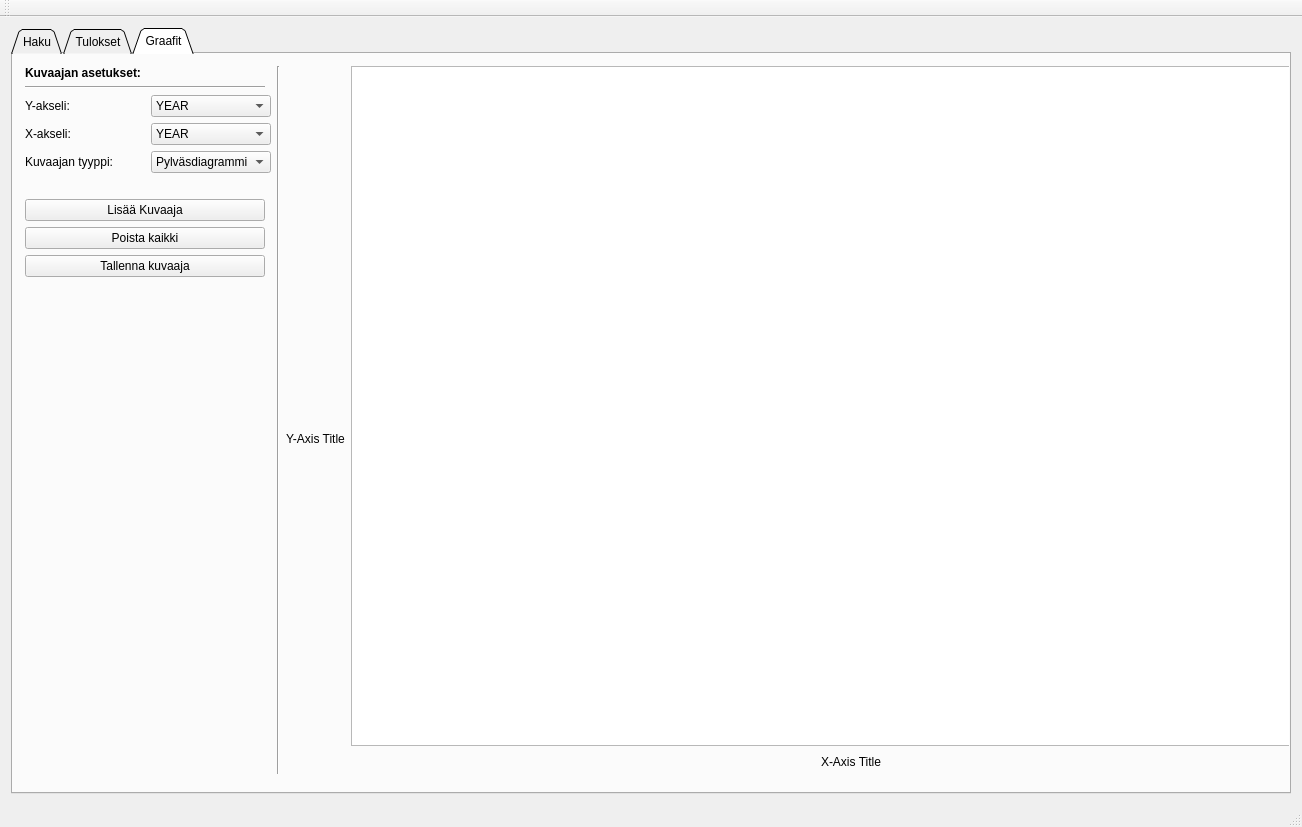
Qt form App/UI/finlandia.ui (vikidi/Finlandia-Hiihto-Visual) before a commit.
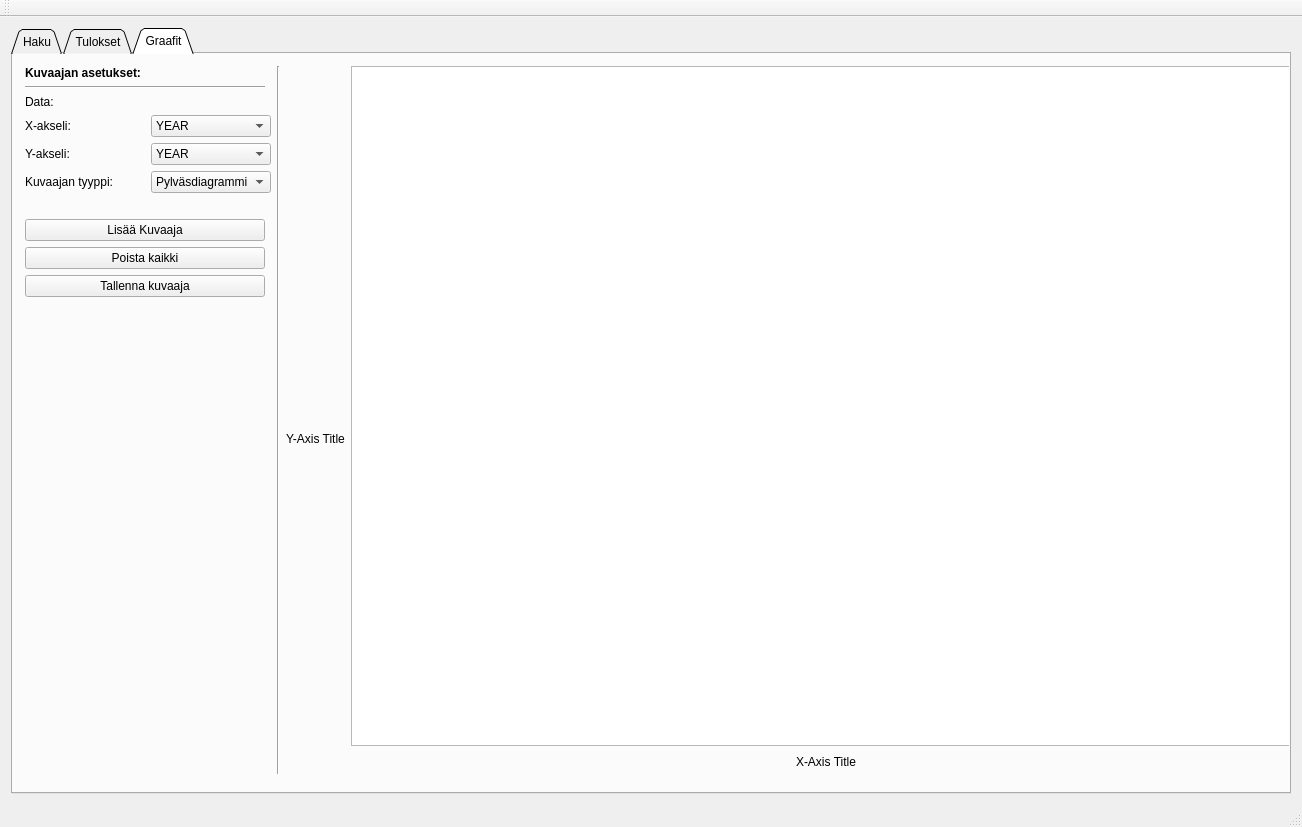
The same form after that commit. The open tabs and pages were chosen to show the change. Custom widgets are drawn as their Qt base class.

Commit message: started to work on chart

Patch:
```diff
--- a/App/UI/finlandia.ui
+++ b/App/UI/finlandia.ui
@@ -27,7 +27,7 @@
        <enum>QTabWidget::Triangular</enum>
       </property>
       <property name="currentIndex">
-       <number>0</number>
+       <number>2</number>
       </property>
       <widget class="QWidget" name="searchTab">
        <property name="minimumSize">
@@ -1483,13 +1483,20 @@
              </property>
             </widget>
            </item>
+           <item>
+            <widget class="QLabel" name="hakuLabelTulokset_2">
+             <property name="text">
+              <string>Data:</string>
+             </property>
+            </widget>
+           </item>
            <item>
             <layout class="QGridLayout" name="gridLayout_6">
              <property name="sizeConstraint">
               <enum>QLayout::SetFixedSize</enum>
              </property>
-             <item row="1" column="0">
-              <widget class="QLabel" name="label_7">
+             <item row="3" column="2">
+              <widget class="QComboBox" name="kuvaajatyyppiCB">
                <property name="minimumSize">
                 <size>
                  <width>120</width>
@@ -1502,13 +1509,20 @@
                  <height>16777215</height>
                 </size>
                </property>
-               <property name="text">
-                <string>Y-akseli:</string>
-               </property>
+               <item>
+                <property name="text">
+                 <string>Pylväsdiagrammi</string>
+                </property>
+               </item>
+               <item>
+                <property name="text">
+                 <string>Jatkuva kuvaaja</string>
+                </property>
+               </item>
               </widget>
              </item>
-             <item row="2" column="0">
-              <widget class="QLabel" name="label_6">
+             <item row="3" column="0">
+              <widget class="QLabel" name="label_9">
                <property name="minimumSize">
                 <size>
                  <width>120</width>
@@ -1522,11 +1536,11 @@
                 </size>
                </property>
                <property name="text">
-                <string>X-akseli:</string>
+                <string>Kuvaajan tyyppi:</string>
                </property>
               </widget>
              </item>
-             <item row="2" column="1">
+             <item row="1" column="2">
               <widget class="QComboBox" name="x_akseliCB">
                <property name="minimumSize">
                 <size>
@@ -1602,7 +1616,7 @@
                </item>
               </widget>
              </item>
-             <item row="1" column="1">
+             <item row="2" column="2">
               <widget class="QComboBox" name="y_akseliCB">
                <property name="minimumSize">
                 <size>
@@ -1678,8 +1692,8 @@
                </item>
               </widget>
              </item>
-             <item row="3" column="1">
-              <widget class="QComboBox" name="kuvaajatyyppiCB">
+             <item row="2" column="0">
+              <widget class="QLabel" name="label_7">
                <property name="minimumSize">
                 <size>
                  <width>120</width>
@@ -1692,20 +1706,13 @@
                  <height>16777215</height>
                 </size>
                </property>
-               <item>
-                <property name="text">
-                 <string>Pylväsdiagrammi</string>
-                </property>
-               </item>
-               <item>
-                <property name="text">
-                 <string>Jatkuva kuvaaja</string>
-                </property>
-               </item>
+               <property name="text">
+                <string>Y-akseli:</string>
+               </property>
               </widget>
              </item>
-             <item row="3" column="0">
-              <widget class="QLabel" name="label_9">
+             <item row="1" column="0">
+              <widget class="QLabel" name="label_6">
                <property name="minimumSize">
                 <size>
                  <width>120</width>
@@ -1719,7 +1726,7 @@
                 </size>
                </property>
                <property name="text">
-                <string>Kuvaajan tyyppi:</string>
+                <string>X-akseli:</string>
                </property>
               </widget>
              </item>
@@ -1833,7 +1840,7 @@
             <widget class="QChartView" name="graafiWiev">
              <property name="minimumSize">
               <size>
-               <width>1000</width>
+               <width>950</width>
                <height>680</height>
               </size>
              </property>
```
The commit also changes 1 other file.
